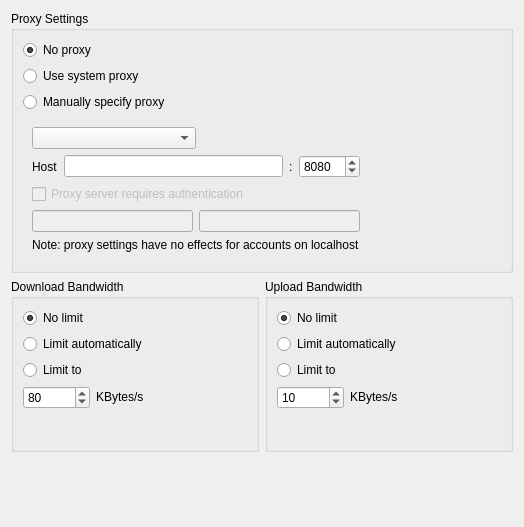
nextcloud/desktop, file src/gui/networksettings.ui: the form before one commit.
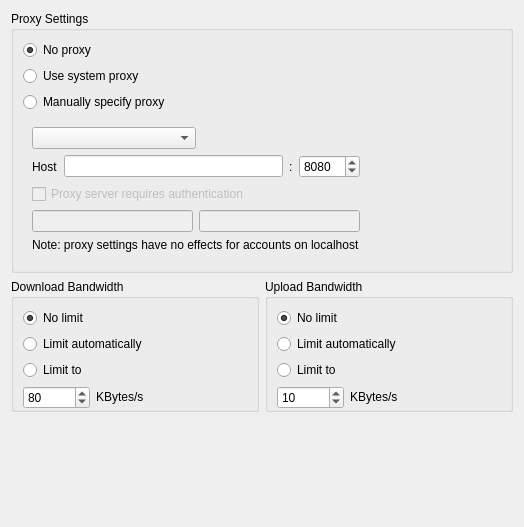
The form after the commit.

Commit message: network settings without tabs

What changed in the file:
```diff
--- a/src/gui/networksettings.ui
+++ b/src/gui/networksettings.ui
@@ -293,7 +293,7 @@
      <item>
       <widget class="QGroupBox" name="downloadBox">
        <property name="sizePolicy">
-        <sizepolicy hsizetype="Preferred" vsizetype="Expanding">
+        <sizepolicy hsizetype="Preferred" vsizetype="Maximum">
          <horstretch>0</horstretch>
          <verstretch>0</verstretch>
         </sizepolicy>
@@ -371,26 +371,13 @@
           </item>
          </layout>
         </item>
-        <item row="5" column="0">
-         <spacer name="verticalSpacer_2">
-          <property name="orientation">
-           <enum>Qt::Orientation::Vertical</enum>
-          </property>
-          <property name="sizeHint" stdset="0">
-           <size>
-            <width>20</width>
-            <height>40</height>
-           </size>
-          </property>
-         </spacer>
-        </item>
        </layout>
       </widget>
      </item>
      <item>
       <widget class="QGroupBox" name="uploadBox">
        <property name="sizePolicy">
-        <sizepolicy hsizetype="Preferred" vsizetype="Expanding">
+        <sizepolicy hsizetype="Preferred" vsizetype="Maximum">
          <horstretch>0</horstretch>
          <verstretch>0</verstretch>
         </sizepolicy>
@@ -474,19 +461,6 @@
           </property>
          </widget>
         </item>
-        <item row="4" column="0">
-         <spacer name="verticalSpacer_3">
-          <property name="orientation">
-           <enum>Qt::Orientation::Vertical</enum>
-          </property>
-          <property name="sizeHint" stdset="0">
-           <size>
-            <width>20</width>
-            <height>40</height>
-           </size>
-          </property>
-         </spacer>
-        </item>
        </layout>
        <zorder>autoUploadLimitRadioButton</zorder>
        <zorder>uploadLimitRadioButton</zorder>
```
Left out of the diff: 1 changed line with no effect on the pictures.
